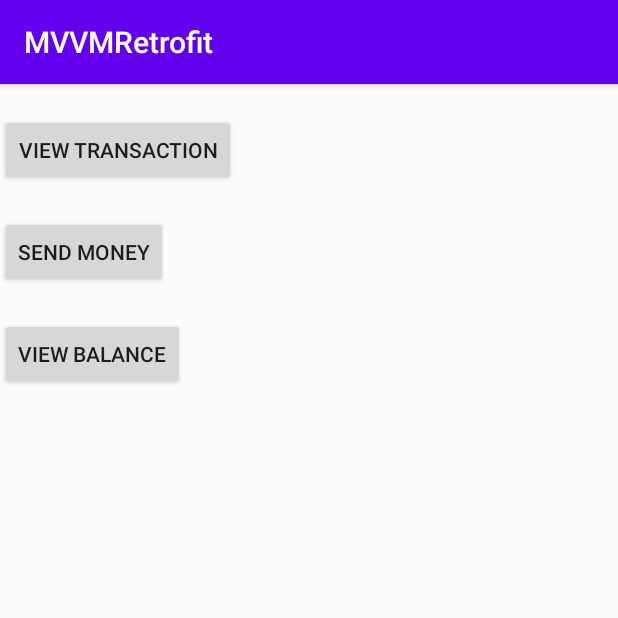
After one commit to SaravanaMurale/MVVMRetrofit, an Android app: the MainFragment screen opened directly, with no data from a screen before it, on a phone screen of 412 x 824 dp, the top half of it. The commit adds this screen. Run offline under Robolectric (Android 15) with nearby library versions, the phone set to English and light mode, and no system bars.

Commit message:
Navigation Component Commit

```diff
--- a/app/build.gradle
+++ b/app/build.gradle
@@ -36,6 +36,7 @@ dependencies {
     implementation fileTree(dir: "libs", include: ["*.jar"])
     implementation 'androidx.appcompat:appcompat:1.3.1'
     implementation 'androidx.constraintlayout:constraintlayout:2.1.1'
+    implementation 'androidx.legacy:legacy-support-v4:1.0.0'
     testImplementation 'junit:junit:4.12'
     androidTestImplementation 'androidx.test.ext:junit:1.1.3'
     androidTestImplementation 'androidx.test.espresso:espresso-core:3.4.0'
@@ -58,5 +59,10 @@ dependencies {
     implementation "androidx.room:room-runtime:$room_version"
     annotationProcessor "androidx.room:room-compiler:$room_version"
 
+    //Navigation Component
+    def nav_version = "2.3.5"
+    implementation "androidx.navigation:navigation-fragment:$nav_version"
+    implementation "androidx.navigation:navigation-ui:$nav_version"
+
 
 }
--- a/app/src/main/AndroidManifest.xml
+++ b/app/src/main/AndroidManifest.xml
@@ -1,10 +1,6 @@
 <?xml version="1.0" encoding="utf-8"?>
 <manifest xmlns:android="http://schemas.android.com/apk/res/android"
     package="com.pojo.mvvmretrofit">
-
-    <uses-permission android:name="android.permission.INTERNET" />
-    <uses-permission android:name="android.permission.ACCESS_WIFI_STATE"/>
-    <uses-permission android:name="android.permission.CHANGE_WIFI_STATE"/>
 
     <application
         android:allowBackup="true"
@@ -13,7 +9,8 @@
         android:roundIcon="@mipmap/ic_launcher_round"
         android:supportsRtl="true"
         android:theme="@style/AppTheme">
-        <!--<activity android:name=".room.RoomDatabaseActivity"></activity>-->
+        <activity android:name=".navigationcomponent.NavigationActivity"></activity>
+        <!-- <activity android:name=".room.RoomDatabaseActivity"></activity> -->
         <!-- <activity android:name=".home.view.LoginActivity"></activity> -->
         <!-- <activity android:name=".home.view.GetDataActivity" /> -->
         <activity android:name=".home.view.GetDataActivity">
@@ -24,5 +21,9 @@
             </intent-filter>
         </activity>
     </application>
+    <uses-permission android:name="android.permission.ACCESS_WIFI_STATE" />
+    <uses-permission android:name="android.permission.CHANGE_WIFI_STATE" />
+
+    <uses-permission android:name="android.permission.INTERNET" />
 
 </manifest>
--- a/app/src/main/java/com/pojo/mvvmretrofit/home/viewmodel/GetDataViewModel.java
+++ b/app/src/main/java/com/pojo/mvvmretrofit/home/viewmodel/GetDataViewModel.java
@@ -1,5 +1,9 @@
 package com.pojo.mvvmretrofit.home.viewmodel;
 
+import android.app.Application;
+
+import androidx.annotation.NonNull;
+import androidx.lifecycle.AndroidViewModel;
 import androidx.lifecycle.LiveData;
 import androidx.lifecycle.ViewModel;
 
@@ -12,6 +16,7 @@ public class GetDataViewModel extends ViewModel {
 
     Repository repository=new Repository();
 
+
     public LiveData<List<GetUserDetailsModel>> getDataFromServer(){
 
         return repository.getUserDetails();
--- /dev/null
+++ b/app/src/main/java/com/pojo/mvvmretrofit/navigationcomponent/ConfirmationFragment.java
@@ -0,0 +1,19 @@
+package com.pojo.mvvmretrofit.navigationcomponent;
+
+import android.os.Bundle;
+import android.view.LayoutInflater;
+import android.view.View;
+import android.view.ViewGroup;
+
+import androidx.annotation.NonNull;
+import androidx.annotation.Nullable;
+import androidx.fragment.app.Fragment;
+
+public class ConfirmationFragment extends Fragment {
+
+    @Nullable
+    @Override
+    public View onCreateView(@NonNull LayoutInflater inflater, @Nullable ViewGroup container, @Nullable Bundle savedInstanceState) {
+        return super.onCreateView(inflater, container, savedInstanceState);
+    }
+}
--- /dev/null
+++ b/app/src/main/java/com/pojo/mvvmretrofit/navigationcomponent/MainFragment.java
@@ -0,0 +1,35 @@
+package com.pojo.mvvmretrofit.navigationcomponent;
+
+import android.os.Bundle;
+
+import androidx.fragment.app.Fragment;
+
+import android.view.LayoutInflater;
+import android.view.View;
+import android.view.ViewGroup;
+
+import com.pojo.mvvmretrofit.R;
+
+
+public class MainFragment extends Fragment {
+
+
+
+    public MainFragment() {
+        // Required empty public constructor
+    }
+
+
+    @Override
+    public void onCreate(Bundle savedInstanceState) {
+        super.onCreate(savedInstanceState);
+
+    }
+
+    @Override
+    public View onCreateView(LayoutInflater inflater, ViewGroup container,
+                             Bundle savedInstanceState) {
+        // Inflate the layout for this fragment
+        return inflater.inflate(R.layout.fragment_main, container, false);
+    }
+}
--- /dev/null
+++ b/app/src/main/java/com/pojo/mvvmretrofit/navigationcomponent/NavigationActivity.java
@@ -0,0 +1,16 @@
+package com.pojo.mvvmretrofit.navigationcomponent;
+
+import androidx.appcompat.app.AppCompatActivity;
+
+import android.os.Bundle;
+
+import com.pojo.mvvmretrofit.R;
+
+public class NavigationActivity extends AppCompatActivity {
+
+    @Override
+    protected void onCreate(Bundle savedInstanceState) {
+        super.onCreate(savedInstanceState);
+        setContentView(R.layout.activity_navigation);
+    }
+}
--- /dev/null
+++ b/app/src/main/java/com/pojo/mvvmretrofit/navigationcomponent/SendMoneyFragment.java
@@ -0,0 +1,6 @@
+package com.pojo.mvvmretrofit.navigationcomponent;
+
+import androidx.fragment.app.Fragment;
+
+public class SendMoneyFragment extends Fragment {
+}
--- /dev/null
+++ b/app/src/main/java/com/pojo/mvvmretrofit/navigationcomponent/TransactionFragment.java
@@ -0,0 +1,22 @@
+package com.pojo.mvvmretrofit.navigationcomponent;
+
+import android.os.Bundle;
+import android.view.LayoutInflater;
+import android.view.View;
+import android.view.ViewGroup;
+
+import androidx.annotation.NonNull;
+import androidx.annotation.Nullable;
+import androidx.fragment.app.Fragment;
+
+import com.pojo.mvvmretrofit.R;
+
+public class TransactionFragment extends Fragment {
+
+
+    @Nullable
+    @Override
+    public View onCreateView(@NonNull LayoutInflater inflater, @Nullable ViewGroup container, @Nullable Bundle savedInstanceState) {
+        return inflater.inflate(R.layout.fragment_transaction, container, false);
+    }
+}
--- /dev/null
+++ b/app/src/main/java/com/pojo/mvvmretrofit/navigationcomponent/ViewBalanceFragment.java
@@ -0,0 +1,6 @@
+package com.pojo.mvvmretrofit.navigationcomponent;
+
+import androidx.fragment.app.Fragment;
+
+public class ViewBalanceFragment extends Fragment {
+}
--- /dev/null
+++ b/app/src/main/res/layout/activity_navigation.xml
@@ -0,0 +1,21 @@
+<?xml version="1.0" encoding="utf-8"?>
+<androidx.constraintlayout.widget.ConstraintLayout xmlns:android="http://schemas.android.com/apk/res/android"
+    xmlns:app="http://schemas.android.com/apk/res-auto"
+    xmlns:tools="http://schemas.android.com/tools"
+    android:layout_width="match_parent"
+    android:layout_height="match_parent"
+    tools:context=".navigationcomponent.NavigationActivity">
+
+
+    <fragment
+        android:id="@+id/nav_host_fragment_container"
+        android:layout_width="match_parent"
+        android:layout_height="match_parent"
+        android:name="androidx.navigation.fragment.NavHostFragment"
+        app:defaultNavHost="true"
+        app:navGraph="@navigation/nav_graph"
+        />
+
+
+
+</androidx.constraintlayout.widget.ConstraintLayout>
--- /dev/null
+++ b/app/src/main/res/layout/fragment_main.xml
@@ -0,0 +1,41 @@
+<?xml version="1.0" encoding="utf-8"?>
+<FrameLayout xmlns:android="http://schemas.android.com/apk/res/android"
+    xmlns:tools="http://schemas.android.com/tools"
+    android:layout_width="match_parent"
+    android:layout_height="match_parent"
+    tools:context=".navigationcomponent.MainFragment">
+
+
+    <LinearLayout
+        android:layout_width="match_parent"
+        android:layout_height="wrap_content"
+        android:orientation="vertical"
+        >
+
+   <Button
+       android:id="@+id/viewTransition"
+       android:layout_width="wrap_content"
+       android:layout_height="wrap_content"
+       android:text="View Transaction"
+       android:layout_marginTop="20dp"
+       />
+
+    <Button
+        android:id="@+id/sendMoney"
+        android:layout_width="wrap_content"
+        android:layout_height="wrap_content"
+        android:text="Send Money"
+        android:layout_marginTop="20dp"
+        />
+
+    <Button
+        android:id="@+id/viewBalance"
+        android:layout_width="wrap_content"
+        android:layout_height="wrap_content"
+        android:text="View Balance"
+        android:layout_marginTop="20dp"
+        />
+
+    </LinearLayout>
+
+</FrameLayout>
--- /dev/null
+++ b/app/src/main/res/layout/fragment_sendmoney.xml
@@ -0,0 +1,6 @@
+<?xml version="1.0" encoding="utf-8"?>
+<androidx.constraintlayout.widget.ConstraintLayout
+    xmlns:android="http://schemas.android.com/apk/res/android" android:layout_width="match_parent"
+    android:layout_height="match_parent">
+
+</androidx.constraintlayout.widget.ConstraintLayout>
--- /dev/null
+++ b/app/src/main/res/layout/fragment_transaction.xml
@@ -0,0 +1,6 @@
+<?xml version="1.0" encoding="utf-8"?>
+<androidx.constraintlayout.widget.ConstraintLayout
+    xmlns:android="http://schemas.android.com/apk/res/android" android:layout_width="match_parent"
+    android:layout_height="match_parent">
+
+</androidx.constraintlayout.widget.ConstraintLayout>
--- /dev/null
+++ b/app/src/main/res/layout/fragment_viewbalance.xml
@@ -0,0 +1,6 @@
+<?xml version="1.0" encoding="utf-8"?>
+<androidx.constraintlayout.widget.ConstraintLayout
+    xmlns:android="http://schemas.android.com/apk/res/android" android:layout_width="match_parent"
+    android:layout_height="match_parent">
+
+</androidx.constraintlayout.widget.ConstraintLayout>
--- /dev/null
+++ b/app/src/main/res/navigation/nav_graph.xml
@@ -0,0 +1,42 @@
+<?xml version="1.0" encoding="utf-8"?>
+<navigation xmlns:android="http://schemas.android.com/apk/res/android"
+    xmlns:app="http://schemas.android.com/apk/res-auto"
+    xmlns:tools="http://schemas.android.com/tools"
+    android:id="@+id/nav_graph"
+    app:startDestination="@id/mainFragment2">
+    <fragment
+        android:id="@+id/mainFragment2"
+        android:name="com.pojo.mvvmretrofit.navigationcomponent.MainFragment"
+        android:label="fragment_main"
+        tools:layout="@layout/fragment_main" >
+        <action
+            android:id="@+id/action_mainFragment2_to_transactionFragment2"
+            app:destination="@id/transactionFragment2" />
+        <action
+            android:id="@+id/action_mainFragment2_to_sendMoneyFragment"
+            app:destination="@id/sendMoneyFragment" />
+        <action
+            android:id="@+id/action_mainFragment2_to_viewBalanceFragment"
+            app:destination="@id/viewBalanceFragment" />
+    </fragment>
+    <fragment
+        android:id="@+id/transactionFragment2"
+        android:name="com.pojo.mvvmretrofit.navigationcomponent.TransactionFragment"
+        android:label="TransactionFragment" />
+    <fragment
+        android:id="@+id/sendMoneyFragment"
+        android:name="com.pojo.mvvmretrofit.navigationcomponent.SendMoneyFragment"
+        android:label="SendMoneyFragment" >
+        <action
+            android:id="@+id/action_sendMoneyFragment_to_confirmationFragment"
+            app:destination="@id/confirmationFragment" />
+    </fragment>
+    <fragment
+        android:id="@+id/viewBalanceFragment"
+        android:name="com.pojo.mvvmretrofit.navigationcomponent.ViewBalanceFragment"
+        android:label="ViewBalanceFragment" />
+    <fragment
+        android:id="@+id/confirmationFragment"
+        android:name="com.pojo.mvvmretrofit.navigationcomponent.ConfirmationFragment"
+        android:label="ConfirmationFragment" />
+</navigation>
--- a/app/src/main/res/values/strings.xml
+++ b/app/src/main/res/values/strings.xml
@@ -1,3 +1,5 @@
 <resources>
     <string name="app_name">MVVMRetrofit</string>
+    <!-- TODO: Remove or change this placeholder text -->
+    <string name="hello_blank_fragment">Hello blank fragment</string>
 </resources>
```
